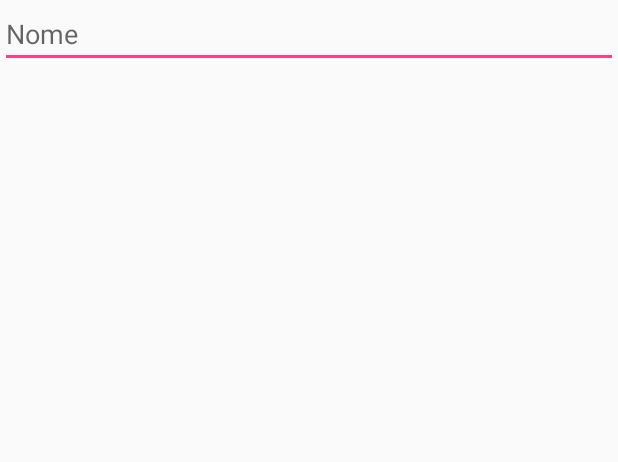
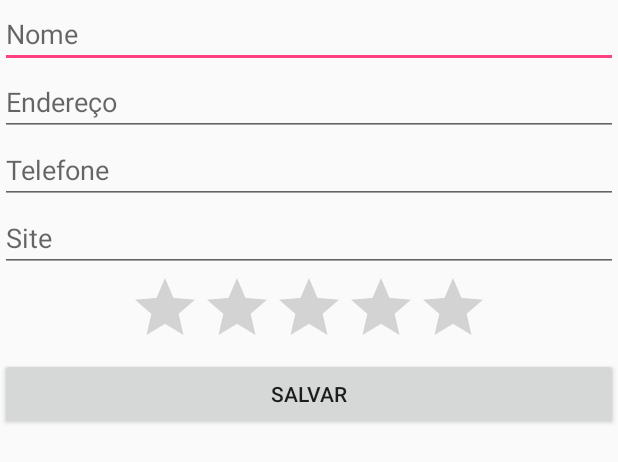
Before and after one commit to marikell/Diary, an Android app: the layout activity_form.xml on its own in the app's theme, with its tools: preview values and no code run, on a phone screen of 412 x 824 dp. Shown: the top 462 px of the screen. Run offline under Robolectric (Android 15) with nearby library versions, the phone set to English and light mode, and no system bars.

Commit message:
scroll view

```diff
--- a/app/src/main/AndroidManifest.xml
+++ b/app/src/main/AndroidManifest.xml
@@ -10,13 +10,14 @@
         android:supportsRtl="true"
         android:theme="@style/AppTheme">
         <activity android:name=".ListStudentsActivity">
+        </activity>
+        <activity android:name=".FormActivity">
             <intent-filter>
                 <action android:name="android.intent.action.MAIN" />
 
                 <category android:name="android.intent.category.LAUNCHER" />
             </intent-filter>
         </activity>
-        <activity android:name=".FormActivity"></activity>
     </application>
 
 </manifest>
--- a/app/src/main/res/layout/activity_form.xml
+++ b/app/src/main/res/layout/activity_form.xml
@@ -1,16 +1,43 @@
 <?xml version="1.0" encoding="utf-8"?>
+<ScrollView xmlns:android="http://schemas.android.com/apk/res/android" android:layout_width="match_parent"
+    android:layout_height="match_parent">
 <LinearLayout
-    xmlns:android="http://schemas.android.com/apk/res/android"
     xmlns:app="http://schemas.android.com/apk/res-auto"
     xmlns:tools="http://schemas.android.com/tools"
     android:layout_width="match_parent"
     android:layout_height="match_parent"
-    tools:context=".FormActivity"
-    android:orientation="vertical">
+    android:orientation="vertical"
+    tools:context=".FormActivity">
 
     <EditText
         android:layout_width="match_parent"
         android:layout_height="wrap_content"
         android:hint="Nome"/>
 
+    <EditText
+        android:layout_width="match_parent"
+        android:layout_height="wrap_content"
+        android:hint="Endereço"/>
+
+    <EditText android:layout_width="match_parent"
+        android:layout_height="wrap_content"
+        android:hint="Telefone" />
+
+    <EditText android:layout_width="match_parent"
+        android:layout_height="wrap_content"
+        android:hint="Site" />
+
+    <RatingBar
+        android:layout_width="wrap_content"
+        android:layout_height="wrap_content"
+        android:layout_gravity="center"
+        android:max="10"
+        android:numStars="5" />
+
+    <Button
+        android:layout_width="match_parent"
+        android:layout_height="wrap_content"
+        android:text="Salvar"/>
+
 </LinearLayout>
+</ScrollView>
```
